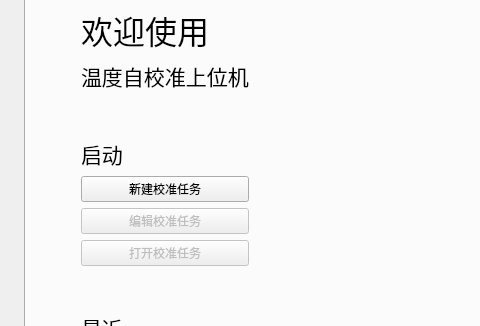
Before: the Qt Designer form mainwindow.ui in m-RNA/TemperatureSelfCorrectionBasedOnQtSerial, drawn with Qt 5; both pictures show x 0 to 480 and y 189 to 515 of the 1074 by 757 pixel window.
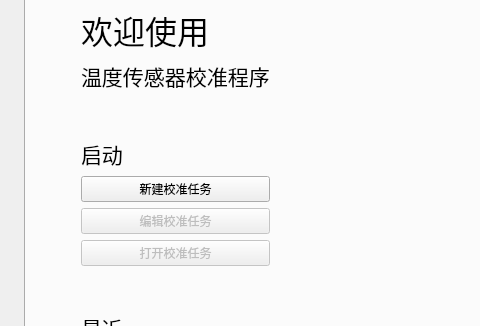
After: the same form once the commit is applied. The open tabs and pages were chosen to show the change. Icons and pictures are not drawn. Custom widgets are drawn as their Qt base class.

The edit to the form file:
```diff
--- a/mainwindow.ui
+++ b/mainwindow.ui
@@ -241,7 +241,7 @@
              </font>
             </property>
             <property name="text">
-             <string>温度自校准上位机</string>
+             <string>温度传感器校准程序</string>
             </property>
             <property name="textFormat">
              <enum>Qt::AutoText</enum>
```
